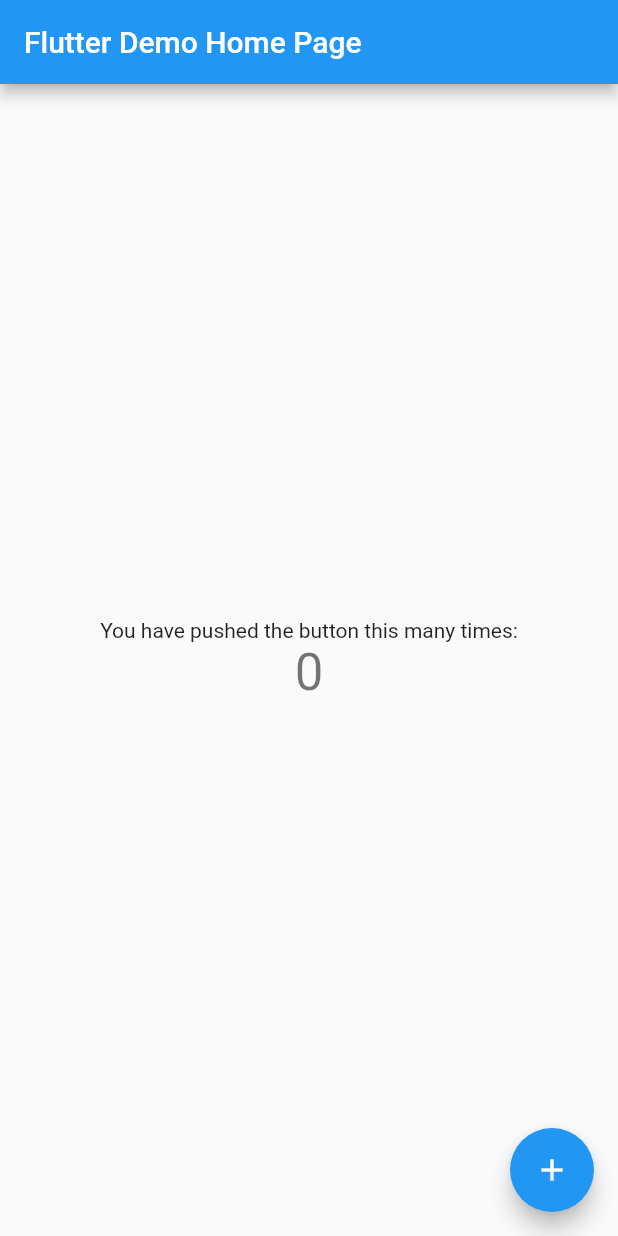
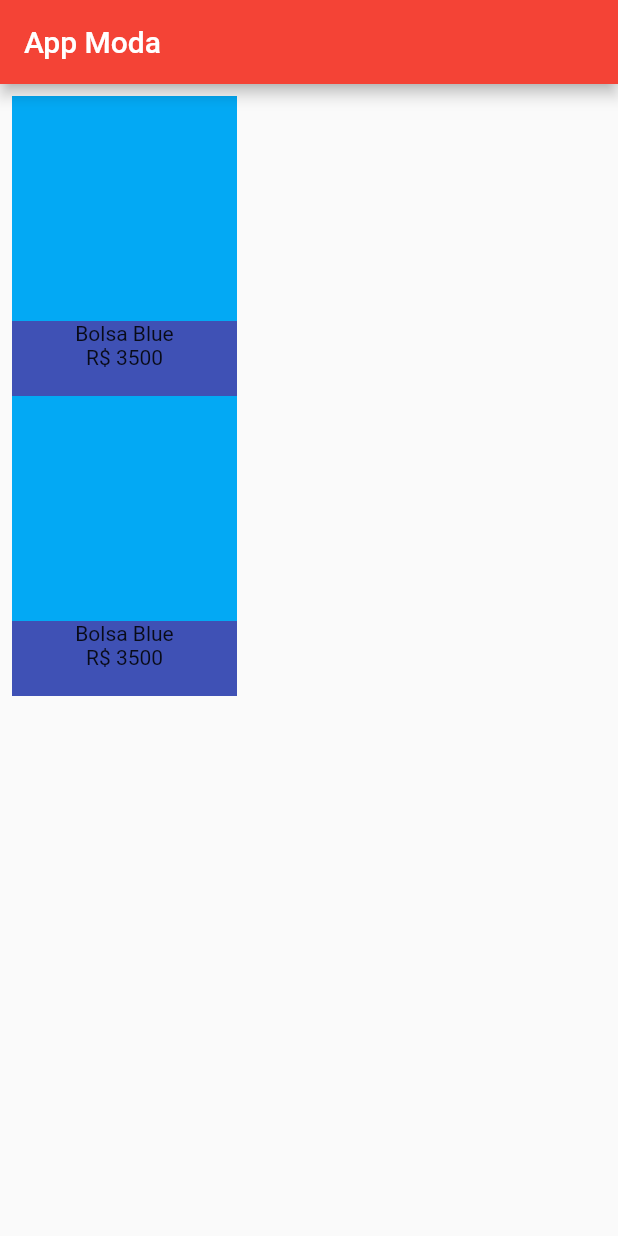
Before and after one commit to Michael-Junior/project_fashion_sales_app, a Flutter app: the screen it shows after launch, on a phone screen of 412 x 824 dp. Run offline on Flutter 3.47's test engine with Material 2 defaults, Android fonts, the phone set to English and light mode, and no system bars.

Commit message:
Initial implementations

```diff
--- /dev/null
+++ b/lib/home_page.dart
@@ -0,0 +1,73 @@
+import 'package:flutter/material.dart';
+
+class MyHomePage extends StatefulWidget {
+  MyHomePage({Key? key, required this.title}) : super(key: key);
+
+  final String title;
+
+  @override
+  _MyHomePageState createState() => _MyHomePageState();
+}
+
+class _MyHomePageState extends State<MyHomePage> {
+  int _counter = 0;
+
+  @override
+  Widget build(BuildContext context) {
+    return Scaffold(
+      appBar: AppBar(
+        title: Text(widget.title),
+      ),
+      body: Column(
+        //mainAxisAlignment: MainAxisAlignment.center,
+        children: <Widget>[
+          Padding(
+            padding: const EdgeInsets.all(8.0),
+            child: Column(
+              children: [
+                CardVitrine(),
+                CardVitrine(),
+              ],
+            ),
+          ),
+          // Text(
+          //   'You have pushed the button this many times:',
+          // ),
+          // Text(
+          //   '$_counter',
+          //   style: Theme.of(context).textTheme.headline4,
+          // ),
+        ],
+      ),
+    );
+  }
+}
+
+class CardVitrine extends StatefulWidget {
+  const CardVitrine({Key? key}) : super(key: key);
+
+  @override
+  _CardVitrineState createState() => _CardVitrineState();
+}
+
+class _CardVitrineState extends State<CardVitrine> {
+  @override
+  Widget build(BuildContext context) {
+    return Container(
+      color: Colors.indigo,
+      height: 200,
+      width: 150,
+      child: Column(
+        children: [
+          Container(
+            height: 150,
+            width: 150,
+            color: Colors.lightBlue,
+          ),
+          Text('Bolsa Blue'),
+          Text('R\$ 3500'),
+        ],
+      ),
+    );
+  }
+}
--- a/lib/main.dart
+++ b/lib/main.dart
@@ -1,113 +1,19 @@
 import 'package:flutter/material.dart';
+import 'package:project_fashion_sales_app/home_page.dart';
 
-void main() {
-  runApp(MyApp());
-}
+void main() => runApp(MyApp());
+
 
 class MyApp extends StatelessWidget {
-  // This widget is the root of your application.
   @override
   Widget build(BuildContext context) {
     return MaterialApp(
-      title: 'Flutter Demo',
+      debugShowCheckedModeBanner: false,
+      title: 'App Moda Title',
       theme: ThemeData(
-        // This is the theme of your application.
-        //
-        // Try running your application with "flutter run". You'll see the
-        // application has a blue toolbar. Then, without quitting the app, try
-        // changing the primarySwatch below to Colors.green and then invoke
-        // "hot reload" (press "r" in the console where you ran "flutter run",
-        // or simply save your changes to "hot reload" in a Flutter IDE).
-        // Notice that the counter didn't reset back to zero; the application
-        // is not restarted.
-        primarySwatch: Colors.blue,
+        primarySwatch: Colors.red,
       ),
-      home: MyHomePage(title: 'Flutter Demo Home Page'),
+      home: MyHomePage(title: 'App Moda'),
     );
   }
 }
-
-class MyHomePage extends StatefulWidget {
-  MyHomePage({Key? key, required this.title}) : super(key: key);
-
-  // This widget is the home page of your application. It is stateful, meaning
-  // that it has a State object (defined below) that contains fields that affect
-  // how it looks.
-
-  // This class is the configuration for the state. It holds the values (in this
-  // case the title) provided by the parent (in this case the App widget) and
-  // used by the build method of the State. Fields in a Widget subclass are
-  // always marked "final".
-
-  final String title;
-
-  @override
-  _MyHomePageState createState() => _MyHomePageState();
-}
-
-class _MyHomePageState extends State<MyHomePage> {
-  int _counter = 0;
-
-  void _incrementCounter() {
-    setState(() {
-      // This call to setState tells the Flutter framework that something has
-      // changed in this State, which causes it to rerun the build method below
-      // so that the display can reflect the updated values. If we changed
-      // _counter without calling setState(), then the build method would not be
-      // called again, and so nothing would appear to happen.
-      _counter++;
-    });
-  }
-
-  @override
-  Widget build(BuildContext context) {
-    // This method is rerun every time setState is called, for instance as done
-    // by the _incrementCounter method above.
-    //
-    // The Flutter framework has been optimized to make rerunning build methods
-    // fast, so that you can just rebuild anything that needs updating rather
-    // than having to individually change instances of widgets.
-    return Scaffold(
-      appBar: AppBar(
-        // Here we take the value from the MyHomePage object that was created by
-        // the App.build method, and use it to set our appbar title.
-        title: Text(widget.title),
-      ),
-      body: Center(
-        // Center is a layout widget. It takes a single child and positions it
-        // in the middle of the parent.
-        child: Column(
-          // Column is also a layout widget. It takes a list of children and
-          // arranges them vertically. By default, it sizes itself to fit its
-          // children horizontally, and tries to be as tall as its parent.
-          //
-          // Invoke "debug painting" (press "p" in the console, choose the
-          // "Toggle Debug Paint" action from the Flutter Inspector in Android
-          // Studio, or the "Toggle Debug Paint" command in Visual Studio Code)
-          // to see the wireframe for each widget.
-          //
-          // Column has various properties to control how it sizes itself and
-          // how it positions its children. Here we use mainAxisAlignment to
-          // center the children vertically; the main axis here is the vertical
-          // axis because Columns are vertical (the cross axis would be
-          // horizontal).
-          mainAxisAlignment: MainAxisAlignment.center,
-          children: <Widget>[
-            Text(
-              'You have pushed the button this many times:',
-            ),
-            Text(
-              '$_counter',
-              style: Theme.of(context).textTheme.headline4,
-            ),
-          ],
-        ),
-      ),
-      floatingActionButton: FloatingActionButton(
-        onPressed: _incrementCounter,
-        tooltip: 'Increment',
-        child: Icon(Icons.add),
-      ), // This trailing comma makes auto-formatting nicer for build methods.
-    );
-  }
-}
```
